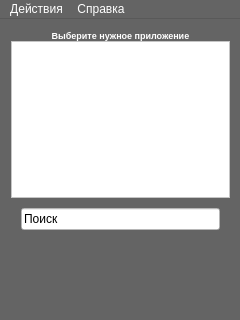
The window that mainwindow.ui (Limows/LimFTPClient_S60) describes before a commit, drawn with Qt 5.
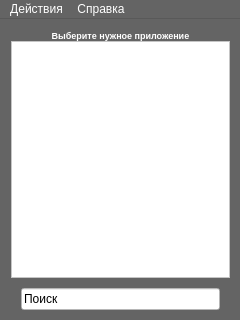
The same window after the commit. Icons and pictures are not drawn.

```diff
--- a/mainwindow.ui
+++ b/mainwindow.ui
@@ -447,7 +447,7 @@
     </property>
     <layout class="QGridLayout" name="GridLayout">
      <property name="bottomMargin">
-      <number>80</number>
+      <number>0</number>
      </property>
      <property name="spacing">
       <number>0</number>
```
